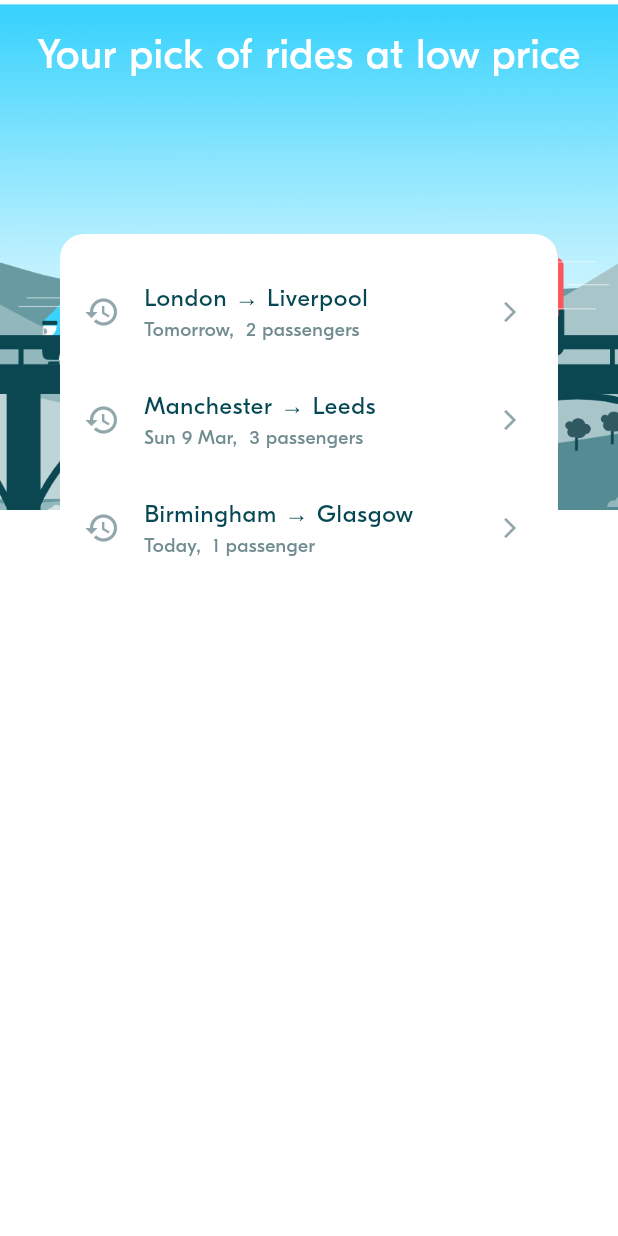
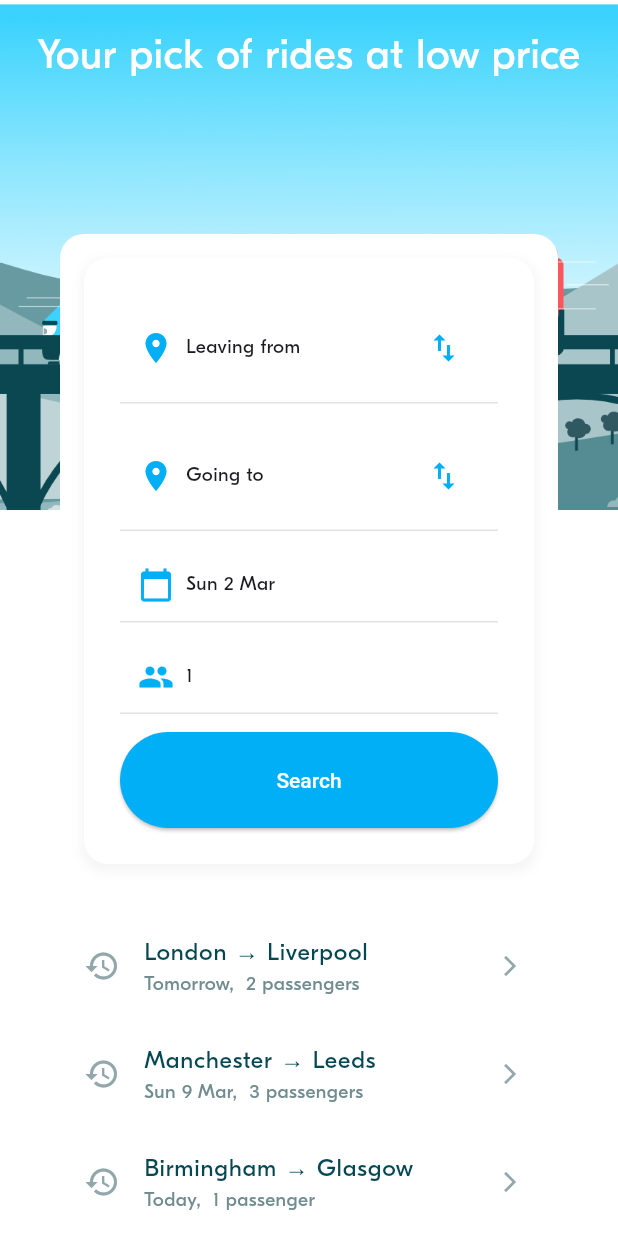
Before and after one commit to Nene1222/blablacar, a Flutter app: the screen it shows after launch, on a phone screen of 412 x 824 dp. Run offline on Flutter 3.47's test engine with Material 3 defaults, Android fonts, the phone set to English and light mode, and no system bars; project files that could hold a hidden picture were left out.

Commit message:
bla-003 start code

```diff
--- a/lib/screens/ride_pref/widgets/ride_pref_form.dart
+++ b/lib/screens/ride_pref/widgets/ride_pref_form.dart
@@ -1,19 +1,17 @@
 import 'package:flutter/material.dart';
+import 'package:intl/intl.dart';
 
 import '../../../model/ride/locations.dart';
 import '../../../model/ride_pref/ride_pref.dart';
+import '../../../theme/theme.dart';
+import '../../../widgets/inputs/locations_picker.dart';
 
-///
-/// A Ride Preference From is a view to select:
-///   - A depcarture location
+/// A Ride Preference Form to select:
+///   - A departure location
 ///   - An arrival location
 ///   - A date
-///   - A number of seats
-///
-/// The form can be created with an existing RidePref (optional).
-///
+///   - A number of persons
 class RidePrefForm extends StatefulWidget {
-  // The form can be created with an optional initial RidePref.
   final RidePref? initRidePref;
 
   const RidePrefForm({super.key, this.initRidePref});
@@ -23,464 +21,294 @@ class RidePrefForm extends StatefulWidget {
 }
 
 class _RidePrefFormState extends State<RidePrefForm> {
-  Location? departure;
-  late DateTime departureDate;
-  Location? arrival;
-  late int requestedSeats;
-
-
-
-  // ----------------------------------
-  // Initialize the Form attributes
-  // ----------------------------------
+  Location? departure; // Changed to nullable
+  DateTime departureDate = DateTime.now();
+  Location? arrival; // Changed to nullable
+  int requestedPersons = 1; // Default to 1 person
 
   @override
   void initState() {
     super.initState();
-    // TODO
+    // Initialize with provided RidePref if available
+    if (widget.initRidePref != null) {
+      departure = widget.initRidePref!.departure;
+      arrival = widget.initRidePref!.arrival;
+      departureDate = widget.initRidePref!.departureDate;
+      requestedPersons = widget.initRidePref!.requestedSeats; // Assuming this maps to persons
+    }
   }
 
-  // ----------------------------------
-  // Handle events
-  // ----------------------------------
+  // Get departure label
+  String get departureLabel => departure?.name ?? "Leaving from";
 
+  // Get arrival label
+  String get arrivalLabel => arrival?.name ?? "Going to";
 
-  // ----------------------------------
-  // Compute the widgets rendering
-  // ----------------------------------
+  // Select Departure Location
+  void _selectDeparture() {
+    showDialog(
+      context: context,
+      builder: (context) {
+        return BlaLocationPicker(
+          initLocation: departure,
+          onLocationSelected: (selectedLocation) {
+            setState(() {
+              departure = selectedLocation; // Use previous if null
+            });
+          },
+        );
+      },
+    );
+  }
 
+  // Select Arrival Location
+  void _selectArrival() {
+    showDialog(
+      context: context,
+      builder: (context) {
+        return BlaLocationPicker(
+          initLocation: arrival,
+          onLocationSelected: (selectedLocation) {
+            setState(() {
+              arrival = selectedLocation; // Use previous if null
+            });
+          },
+        );
+      },
+    );
+  }
 
-  // ----------------------------------
+  // Select Departure Date
+  void _selectDate() async {
+    DateTime? pickedDate = await showDatePicker(
+      context: context,
+      initialDate: departureDate,
+      firstDate: DateTime.now(),
+      lastDate: DateTime(2100),
+    );
+    if (pickedDate != null) {
+      setState(() {
+        departureDate = pickedDate;
+      });
+    }
+  }
+
+  // Show Persons Dialog
+  void _showPersonsDialog() {
+    int tempPersons = requestedPersons;
+    showDialog(
+      context: context,
+      builder: (BuildContext context) {
+        return AlertDialog(
+          backgroundColor: Colors.black,
+          title: Center(
+            child: Text(
+              'Number of persons to book',
+              style: TextStyle(color: Colors.white, fontSize: 24),
+            ),
+          ),
+          content: StatefulBuilder(
+            builder: (context, setState) {
+              return Column(
+                mainAxisSize: MainAxisSize.min,
+                children: [
+                  Text(
+                    '$tempPersons',
+                    style: TextStyle(color: Colors.white, fontSize: 48),
+                  ),
+                  Row(
+                    mainAxisAlignment: MainAxisAlignment.center,
+                    children: [
+                      IconButton(
+                        icon: Icon(Icons.remove, color: Colors.white),
+                        onPressed: () {
+                          if (tempPersons > 1) {
+                            setState(() {
+                              tempPersons--;
+                            });
+                          }
+                        },
+                      ),
+                      IconButton(
+                        icon: Icon(Icons.add, color: Colors.white),
+                        onPressed: () {
+                          if (tempPersons < 10) {
+                            setState(() {
+                              tempPersons++;
+                            });
+                          }
+                        },
+                      ),
+                    ],
+                  ),
+                ],
+              );
+            },
+          ),
+          actions: [
+            TextButton(
+              onPressed: () {
+                setState(() {
+                  requestedPersons = tempPersons; // Update the main variable
+                });
+                Navigator.of(context).pop(); // Close the dialog
+              },
+              child: Text(
+                'Confirm',
+                style: TextStyle(color: Colors.blue),
+              ),
+            ),
+          ],
+        );
+      },
+    );
+  }
+
+  // Swap departure and arrival locations
+  void _swapLocations() {
+    setState(() {
+      final temp = departure;
+      departure = arrival;
+      arrival = temp;
+    });
+  }
+
   // Build the widgets
-  // ----------------------------------
   @override
   Widget build(BuildContext context) {
-    return Column(
-        mainAxisAlignment: MainAxisAlignment.start,
-        crossAxisAlignment: CrossAxisAlignment.stretch,
+    return Padding(
+      padding: const EdgeInsets.all(BlaSpacings.m),
+      child: Container(
+        decoration: BoxDecoration(
+          color: BlaColors.white,
+          borderRadius: BorderRadius.circular(BlaSpacings.radius),
+          boxShadow: [
+            BoxShadow(
+              color: Colors.grey.withOpacity(0.1),
+              spreadRadius: 2,
+              blurRadius: 5,
+              offset: Offset(0, 3),
+            ),
+          ],
+        ),
+        padding: const EdgeInsets.all(BlaSpacings.l),
+        child: Column(
+          crossAxisAlignment: CrossAxisAlignment.stretch,
+          children: [
+            // Departure Location Selection
+            GestureDetector(
+              onTap: _selectDeparture,
+              child: _buildLocationRow(departureLabel, Icons.location_on),
+            ),
+            const SizedBox(height: BlaSpacings.s),
+            // Arrival Location Selection
+            GestureDetector(
+              onTap: _selectArrival,
+              child: _buildLocationRow(arrivalLabel, Icons.location_on),
+            ),
+            const SizedBox(height: BlaSpacings.s),
+            // Departure Date Selection
+            GestureDetector(
+              onTap: _selectDate,
+              child: _buildDateRow(),
+            ),
+            const SizedBox(height: BlaSpacings.s),
+            // Number of Persons Selection
+            GestureDetector(
+              onTap: _showPersonsDialog,
+              child: _buildPersonsRow(),
+            ),
+            const SizedBox(height: BlaSpacings.s),
+            // Submit Button
+            _buildSubmitButton(),
+          ],
+        ),
+      ),
+    );
+  }
+
+  // Helper method to build location row
+  Widget _buildLocationRow(String locationName, IconData icon) {
+    return Container(
+      padding: const EdgeInsets.all(BlaSpacings.s),
+      decoration: BoxDecoration(
+        border: Border(
+          bottom: BorderSide(color: BlaColors.greyLight),
+        ),
+      ),
+      child: Row(
+        mainAxisAlignment: MainAxisAlignment.spaceBetween,
         children: [
+          Row(
+            children: [
+              Icon(icon, color: BlaColors.primary),
+              SizedBox(width: 8),
+              Text(locationName, style: BlaTextStyles.label),
+            ],
+          ),
+          IconButton(
+            icon: Icon(Icons.swap_vert, color: BlaColors.primary),
+            onPressed: _swapLocations,
+            tooltip: 'Swap locations',
+          ),
+        ],
+      ),
+    );
+  }
 
-        ]);
+  // Helper method to build date row
+  Widget _buildDateRow() {
+    return Container(
+      padding: const EdgeInsets.all(BlaSpacings.s),
+      decoration: BoxDecoration(
+        border: Border(
+          bottom: BorderSide(color: BlaColors.greyLight),
+        ),
+      ),
+      child: Row(
+        children: [
+          Icon(Icons.calendar_today, color: BlaColors.primary),
+          SizedBox(width: 8),
+          Text(DateFormat('EEE d MMM').format(departureDate), style: BlaTextStyles.label),
+        ],
+      ),
+    );
+  }
+
+  // Helper method to build persons row
+  Widget _buildPersonsRow() {
+    return Container(
+      padding: const EdgeInsets.all(BlaSpacings.s),
+      decoration: BoxDecoration(
+        border: Border(
+          bottom: BorderSide(color: BlaColors.greyLight),
+        ),
+      ),
+      child: Row(
+        children: [
+          Icon(Icons.group, color: BlaColors.primary),
+          SizedBox(width: 8),
+          Text('$requestedPersons', style: BlaTextStyles.label),
+        ],
+      ),
+    );
+  }
+
+  // Helper method to build submit button
+  Widget _buildSubmitButton() {
+    return Container(
+      width: double.infinity,
+      child: ElevatedButton(
+        onPressed: () {
+          print('Searching rides from ${departure?.name ?? "Leaving from"} to ${arrival?.name ?? "Going to"} on ${departureDate.toLocal()} with $requestedPersons persons.');
+        },
+        style: ElevatedButton.styleFrom(
+          backgroundColor: BlaColors.primary,
+          padding: const EdgeInsets.all(BlaSpacings.l),
+          textStyle: BlaTextStyles.button,
+        ),
+        child: Text('Search', style: TextStyle(color: Colors.white)),
+      ),
+    );
   }
 }
-
-
-
-
-
-
-
-
-
-
-
-
-
-
-
-
-
-
-
-
-// import 'package:flutter/material.dart';
-
-// import '../../../model/ride/locations.dart';
-// import '../../../model/ride_pref/ride_pref.dart';
-
-// ///
-// /// A Ride Preference From is a view to select:
-// ///   - A depcarture location
-// ///   - An arrival location
-// ///   - A date
-// ///   - A number of seats
-// ///
-// /// The form can be created with an existing RidePref (optional).
-// ///
-// class RidePrefForm extends StatefulWidget {
-//   // The form can be created with an optional initial RidePref.
-//   final RidePref? initRidePref;
-
-//   const RidePrefForm({super.key, this.initRidePref});
-
-//   @override
-//   State<RidePrefForm> createState() => _RidePrefFormState();
-// }
-
-// class _RidePrefFormState extends State<RidePrefForm> {
-//   Location? departure;
-//   late DateTime departureDate;
-//   Location? arrival;
-//   late int requestedSeats;
-
-
-
-//   // ----------------------------------
-//   // Initialize the Form attributes
-//   // ----------------------------------
-
-//   @override
-//   void initState() {
-//     super.initState();
-//     // TODO
-//   }
-
-//   // ----------------------------------
-//   // Handle events
-//   // ----------------------------------
-
-
-//   // ----------------------------------
-//   // Compute the widgets rendering
-//   // ----------------------------------
-
-
-//   // ----------------------------------
-//   // Build the widgets
-//   // ----------------------------------
-//   @override
-//   Widget build(BuildContext context) {
-//     return Column(
-//         mainAxisAlignment: MainAxisAlignment.start,
-//         crossAxisAlignment: CrossAxisAlignment.stretch,
-//         children: [
-
-//         ]);
-//   }
-// }
-
-
-
-
-
-
-
-
-
-
-
-
-
-
-
-
-
-
-
-
-
-
-// // import 'package:flutter/material.dart';
-// // import 'package:intl/intl.dart';
-
-// // import '../../../model/ride/locations.dart';
-// // import '../../../model/ride_pref/ride_pref.dart';
-// // import '../../../theme/theme.dart';
-// // import '../../../widgets/inputs/locations_picker.dart';
-
-// // /// A Ride Preference Form to select:
-// // ///   - A departure location
-// // ///   - An arrival location
-// // ///   - A date
-// // ///   - A number of persons
-// // class RidePrefForm extends StatefulWidget {
-// //   final RidePref? initRidePref;
-
-// //   const RidePrefForm({super.key, this.initRidePref});
-
-// //   @override
-// //   State<RidePrefForm> createState() => _RidePrefFormState();
-// // }
-
-// // class _RidePrefFormState extends State<RidePrefForm> {
-// //   Location? departure; // Changed to nullable
-// //   DateTime departureDate = DateTime.now();
-// //   Location? arrival; // Changed to nullable
-// //   int requestedPersons = 1; // Default to 1 person
-
-// //   @override
-// //   void initState() {
-// //     super.initState();
-// //     // Initialize with provided RidePref if available
-// //     if (widget.initRidePref != null) {
-// //       departure = widget.initRidePref!.departure;
-// //       arrival = widget.initRidePref!.arrival;
-// //       departureDate = widget.initRidePref!.departureDate;
-// //       requestedPersons = widget.initRidePref!.requestedSeats; // Assuming this maps to persons
-// //     }
-// //   }
-
-// //   // Get departure label
-// //   String get departureLabel => departure?.name ?? "Leaving from";
-
-// //   // Get arrival label
-// //   String get arrivalLabel => arrival?.name ?? "Going to";
-
-// //   // Select Departure Location
-// //   void _selectDeparture() {
-// //     showDialog(
-// //       context: context,
-// //       builder: (context) {
-// //         return BlaLocationPicker(
-// //           initLocation: departure,
-// //           onLocationSelected: (selectedLocation) {
-// //             setState(() {
-// //               departure = selectedLocation; // Use previous if null
-// //             });
-// //           },
-// //         );
-// //       },
-// //     );
-// //   }
-
-// //   // Select Arrival Location
-// //   void _selectArrival() {
-// //     showDialog(
-// //       context: context,
-// //       builder: (context) {
-// //         return BlaLocationPicker(
-// //           initLocation: arrival,
-// //           onLocationSelected: (selectedLocation) {
-// //             setState(() {
-// //               arrival = selectedLocation; // Use previous if null
-// //             });
-// //           },
-// //         );
-// //       },
-// //     );
-// //   }
-
-// //   // Select Departure Date
-// //   void _selectDate() async {
-// //     DateTime? pickedDate = await showDatePicker(
-// //       context: context,
-// //       initialDate: departureDate,
-// //       firstDate: DateTime.now(),
-// //       lastDate: DateTime(2100),
-// //     );
-// //     if (pickedDate != null) {
-// //       setState(() {
-// //         departureDate = pickedDate;
-// //       });
-// //     }
-// //   }
-
-// //   // Show Persons Dialog
-// //   void _showPersonsDialog() {
-// //     int tempPersons = requestedPersons;
-// //     showDialog(
-// //       context: context,
-// //       builder: (BuildContext context) {
-// //         return AlertDialog(
-// //           backgroundColor: Colors.black,
-// //           title: Center(
-// //             child: Text(
-// //               'Number of persons to book',
-// //               style: TextStyle(color: Colors.white, fontSize: 24),
-// //             ),
-// //           ),
-// //           content: StatefulBuilder(
-// //             builder: (context, setState) {
-// //               return Column(
-// //                 mainAxisSize: MainAxisSize.min,
-// //                 children: [
-// //                   Text(
-// //                     '$tempPersons',
-// //                     style: TextStyle(color: Colors.white, fontSize: 48),
-// //                   ),
-// //                   Row(
-// //                     mainAxisAlignment: MainAxisAlignment.center,
-// //                     children: [
-// //                       IconButton(
-// //                         icon: Icon(Icons.remove, color: Colors.white),
-// //                         onPressed: () {
-// //                           if (tempPersons > 1) {
-// //                             setState(() {
-// //                               tempPersons--;
-// //                             });
-// //                           }
-// //                         },
-// //                       ),
-// //                       IconButton(
-// //                         icon: Icon(Icons.add, color: Colors.white),
-// //                         onPressed: () {
-// //                           if (tempPersons < 10) {
-// //                             setState(() {
-// //                               tempPersons++;
-// //                             });
-// //                           }
-// //                         },
-// //                       ),
-// //                     ],
-// //                   ),
-// //                 ],
-// //               );
-// //             },
-// //           ),
-// //           actions: [
-// //             TextButton(
-// //               onPressed: () {
-// //                 setState(() {
-// //                   requestedPersons = tempPersons; // Update the main variable
-// //                 });
-// //                 Navigator.of(context).pop(); // Close the dialog
-// //               },
-// //               child: Text(
-// //                 'Confirm',
-// //                 style: TextStyle(color: Colors.blue),
-// //               ),
-// //             ),
-// //           ],
-// //         );
-// //       },
-// //     );
-// //   }
-
-// //   // Swap departure and arrival locations
-// //   void _swapLocations() {
-// //     setState(() {
-// //       final temp = departure;
-// //       departure = arrival;
-// //       arrival = temp;
-// //     });
-// //   }
-
-// //   // Build the widgets
-// //   @override
-// //   Widget build(BuildContext context) {
-// //     return Padding(
-// //       padding: const EdgeInsets.all(BlaSpacings.m),
-// //       child: Container(
-// //         decoration: BoxDecoration(
-// //           color: BlaColors.white,
-// //           borderRadius: BorderRadius.circular(BlaSpacings.radius),
-// //           boxShadow: [
-// //             BoxShadow(
-// //               color: Colors.grey.withOpacity(0.1),
-// //               spreadRadius: 2,
-// //               blurRadius: 5,
-// //               offset: Offset(0, 3),
-// //             ),
-// //           ],
-// //         ),
-// //         padding: const EdgeInsets.all(BlaSpacings.l),
-// //         child: Column(
-// //           crossAxisAlignment: CrossAxisAlignment.stretch,
-// //           children: [
-// //             // Departure Location Selection
-// //             GestureDetector(
-// //               onTap: _selectDeparture,
-// //               child: _buildLocationRow(departureLabel, Icons.location_on),
-// //             ),
-// //             const SizedBox(height: BlaSpacings.s),
-// //             // Arrival Location Selection
-// //             GestureDetector(
-// //               onTap: _selectArrival,
-// //               child: _buildLocationRow(arrivalLabel, Icons.location_on),
-// //             ),
-// //             const SizedBox(height: BlaSpacings.s),
-// //             // Departure Date Selection
-// //             GestureDetector(
-// //               onTap: _selectDate,
-// //               child: _buildDateRow(),
-// //             ),
-// //             const SizedBox(height: BlaSpacings.s),
-// //             // Number of Persons Selection
-// //             GestureDetector(
-// //               onTap: _showPersonsDialog,
-// //               child: _buildPersonsRow(),
-// //             ),
-// //             const SizedBox(height: BlaSpacings.s),
-// //             // Submit Button
-// //             _buildSubmitButton(),
-// //           ],
-// //         ),
-// //       ),
-// //     );
-// //   }
-
-// //   // Helper method to build location row
-// //   Widget _buildLocationRow(String locationName, IconData icon) {
-// //     return Container(
-// //       padding: const EdgeInsets.all(BlaSpacings.s),
-// //       decoration: BoxDecoration(
-// //         border: Border(
-// //           bottom: BorderSide(color: BlaColors.greyLight),
-// //         ),
-// //       ),
-// //       child: Row(
-// //         mainAxisAlignment: MainAxisAlignment.spaceBetween,
-// //         children: [
-// //           Row(
-// //             children: [
-// //               Icon(icon, color: BlaColors.primary),
-// //               SizedBox(width: 8),
-// //               Text(locationName, style: BlaTextStyles.label),
-// //             ],
-// //           ),
-// //           IconButton(
-// //             icon: Icon(Icons.swap_vert, color: BlaColors.primary),
-// //             onPressed: _swapLocations,
-// //             tooltip: 'Swap locations',
-// //           ),
-// //         ],
-// //       ),
-// //     );
-// //   }
-
-// //   // Helper method to build date row
-// //   Widget _buildDateRow() {
-// //     return Container(
-// //       padding: const EdgeInsets.all(BlaSpacings.s),
-// //       decoration: BoxDecoration(
-// //         border: Border(
-// //           bottom: BorderSide(color: BlaColors.greyLight),
-// //         ),
-// //       ),
-// //       child: Row(
-// //         children: [
-// //           Icon(Icons.calendar_today, color: BlaColors.primary),
-// //           SizedBox(width: 8),
-// //           Text(DateFormat('EEE d MMM').format(departureDate), style: BlaTextStyles.label),
-// //         ],
-// //       ),
-// //     );
-// //   }
-
-// //   // Helper method to build persons row
-// //   Widget _buildPersonsRow() {
-// //     return Container(
-// //       padding: const EdgeInsets.all(BlaSpacings.s),
-// //       decoration: BoxDecoration(
-// //         border: Border(
-// //           bottom: BorderSide(color: BlaColors.greyLight),
-// //         ),
-// //       ),
-// //       child: Row(
-// //         children: [
-// //           Icon(Icons.group, color: BlaColors.primary),
-// //           SizedBox(width: 8),
-// //           Text('$requestedPersons', style: BlaTextStyles.label),
-// //         ],
-// //       ),
-// //     );
-// //   }
-
-// //   // Helper method to build submit button
-// //   Widget _buildSubmitButton() {
-// //     return Container(
-// //       width: double.infinity,
-// //       child: ElevatedButton(
-// //         onPressed: () {
-// //           print('Searching rides from ${departure?.name ?? "Leaving from"} to ${arrival?.name ?? "Going to"} on ${departureDate.toLocal()} with $requestedPersons persons.');
-// //         },
-// //         style: ElevatedButton.styleFrom(
-// //           backgroundColor: BlaColors.primary,
-// //           padding: const EdgeInsets.all(BlaSpacings.l),
-// //           textStyle: BlaTextStyles.button,
-// //         ),
-// //         child: Text('Search', style: TextStyle(color: Colors.white)),
-// //       ),
-// //     );
-// //   }
-// // }
```
